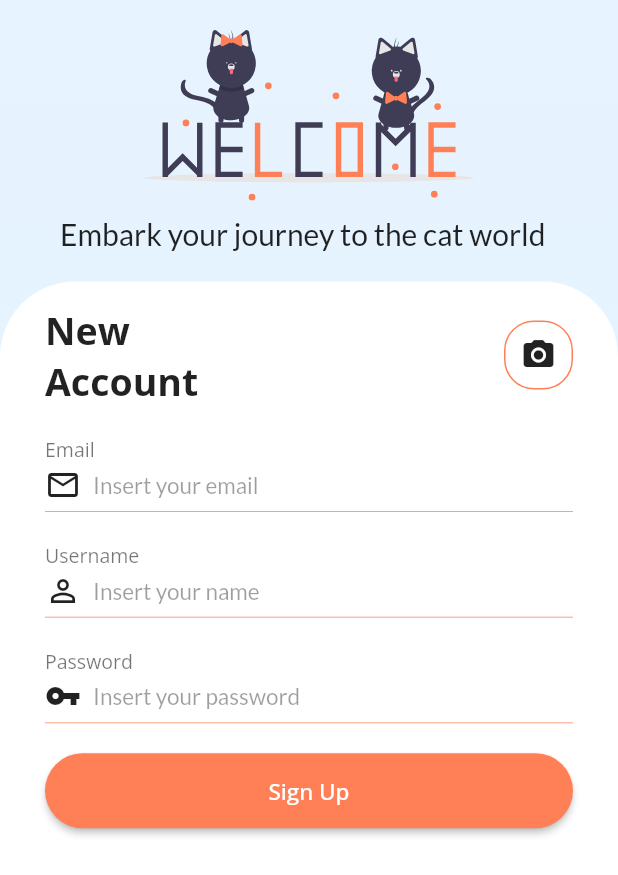
After one commit to aryarfani/cat-share, a Flutter app: the screen it shows after launch, after a tap on "Sign Up", on a phone screen of 412 x 824 dp. The commit adds this screen. Shown: the top 875 px of the screen. Run offline on Flutter 3.47's test engine with Material 2 defaults, Android fonts, the phone set to English and light mode, and no system bars; our stand-ins replace cached_network_image, flutter_svg, google_fonts, image_picker, modal_progress_hud, photo_view; missing offline and left inert: back_button_interceptor; network calls fail.

Commit message:
added sign in screen

```diff
--- a/lib/main.dart
+++ b/lib/main.dart
@@ -3,6 +3,7 @@ import 'package:crud_kucing/ui/screens/detail_screen.dart';
 import 'package:crud_kucing/ui/screens/edit_screen.dart';
 import 'package:crud_kucing/ui/screens/home_screen.dart';
 import 'package:crud_kucing/ui/screens/registration_screen.dart';
+import 'package:crud_kucing/ui/screens/signin_screen.dart';
 import 'package:crud_kucing/ui/screens/splash_screen.dart';
 import 'package:crud_kucing/ui/screens/user_screen.dart';
 import 'package:flutter/material.dart';
@@ -14,7 +15,7 @@ class MyApp extends StatelessWidget {
   Widget build(BuildContext context) {
     return MaterialApp(
       title: 'CRUD Kucing',
-      initialRoute: 'home',
+      initialRoute: 'registration',
       debugShowCheckedModeBanner: false,
       routes: {
         'splash': (context) => SplashScreen(),
@@ -24,6 +25,7 @@ class MyApp extends StatelessWidget {
         'edit': (context) => EditScreen(),
         'registration': (context) => RegistrationScreen(),
         'user': (context) => UserScreen(),
+        'signin': (context) => SignInScreen(),
       },
     );
   }
--- a/lib/ui/screens/registration_screen.dart
+++ b/lib/ui/screens/registration_screen.dart
@@ -28,7 +28,9 @@ class RegistrationScreen extends StatelessWidget {
               Spacer(),
               RoundedButton(
                 text: 'Sign Up',
-                onPressed: () {},
+                onPressed: () {
+                  Navigator.pushNamed(context, 'signin');
+                },
               ),
               SizedBox(height: 20),
               RoundedButton(
--- /dev/null
+++ b/lib/ui/screens/signin_screen.dart
@@ -0,0 +1,111 @@
+import 'package:crud_kucing/ui/widgets/ronded_button_widget.dart';
+import 'package:crud_kucing/ui/widgets/text_field_widget.dart';
+import 'package:flutter/material.dart';
+import 'package:flutter_svg/flutter_svg.dart';
+import 'package:google_fonts/google_fonts.dart';
+
+class SignInScreen extends StatelessWidget {
+  @override
+  Widget build(BuildContext context) {
+    return Scaffold(
+      resizeToAvoidBottomInset: false,
+      body: SafeArea(
+        child: Container(
+          decoration: BoxDecoration(
+            gradient: LinearGradient(
+                colors: [Color(0xFFE7F3FF), Colors.lightBlue[50]],
+                begin: FractionalOffset(0, 0),
+                end: FractionalOffset(0, 1),
+                stops: [0.0, 1.0],
+                tileMode: TileMode.clamp),
+          ),
+          child: Column(
+            children: <Widget>[
+              Padding(
+                padding: EdgeInsets.symmetric(
+                  vertical: 20,
+                  horizontal: 40,
+                ),
+                child: Column(
+                  crossAxisAlignment: CrossAxisAlignment.stretch,
+                  children: <Widget>[
+                    SvgPicture.asset(
+                      'images/welcome_cat.svg',
+                      width: 220,
+                    ),
+                    SizedBox(height: 10),
+                    Text(
+                      'Embark your journey to the cat world',
+                      style: GoogleFonts.lato(fontSize: 20),
+                    ),
+                  ],
+                ),
+              ),
+              Expanded(
+                child: Container(
+                  padding: EdgeInsets.symmetric(vertical: 15, horizontal: 30),
+                  decoration: BoxDecoration(
+                      color: Colors.white,
+                      borderRadius: BorderRadius.only(
+                        topLeft: Radius.circular(50),
+                        topRight: Radius.circular(50),
+                      )),
+                  child: Column(
+                    crossAxisAlignment: CrossAxisAlignment.stretch,
+                    children: <Widget>[
+                      Row(
+                        mainAxisAlignment: MainAxisAlignment.spaceBetween,
+                        children: <Widget>[
+                          Text(
+                            'New \nAccount',
+                            style: GoogleFonts.openSans(
+                              fontSize: 25,
+                              fontWeight: FontWeight.bold,
+                            ),
+                          ),
+                          Container(
+                            decoration: BoxDecoration(
+                              border: Border.all(width: 1, color: Color(0xFFFF7F56)),
+                              borderRadius: BorderRadius.all(Radius.circular(20)),
+                            ),
+                            padding: EdgeInsets.all(10),
+                            child: Icon(Icons.photo_camera),
+                          )
+                        ],
+                      ),
+                      SizedBox(height: 20),
+                      TextFieldWidget(
+                        title: 'Email',
+                        hintText: 'Insert your email',
+                        icon: Icons.mail_outline,
+                      ),
+                      SizedBox(height: 20),
+                      TextFieldWidget(
+                        title: 'Username',
+                        hintText: 'Insert your name',
+                        icon: Icons.person_outline,
+                      ),
+                      SizedBox(height: 20),
+                      TextFieldWidget(
+                        title: 'Password',
+                        hintText: 'Insert your password',
+                        icon: Icons.vpn_key,
+                      ),
+                      SizedBox(height: 20),
+                      RoundedButton(
+                        text: 'Sign Up',
+                        onPressed: () {},
+                        color: Color(0xFFFF7F56),
+                        textColor: Colors.white,
+                      )
+                    ],
+                  ),
+                ),
+              )
+            ],
+          ),
+        ),
+      ),
+    );
+  }
+}
--- a/lib/ui/widgets/ronded_button_widget.dart
+++ b/lib/ui/widgets/ronded_button_widget.dart
@@ -13,7 +13,7 @@ class RoundedButton extends StatelessWidget {
   Widget build(BuildContext context) {
     return RaisedButton(
       shape: RoundedRectangleBorder(borderRadius: BorderRadius.circular(30)),
-      padding: EdgeInsets.all(20.0),
+      padding: EdgeInsets.all(15.0),
       child: Text(
         text,
         style: GoogleFonts.openSans(fontSize: 15, fontWeight: FontWeight.w500),
--- /dev/null
+++ b/lib/ui/widgets/text_field_widget.dart
@@ -0,0 +1,67 @@
+import 'package:flutter/material.dart';
+import 'package:google_fonts/google_fonts.dart';
+
+class TextFieldWidget extends StatelessWidget {
+  final TextEditingController cText;
+  final IconData icon;
+  final String hintText;
+  final String title;
+
+  const TextFieldWidget({this.cText, this.icon, this.hintText, this.title});
+  @override
+  Widget build(BuildContext context) {
+    return Column(
+      crossAxisAlignment: CrossAxisAlignment.start,
+      children: <Widget>[
+        Text(
+          title,
+          style: GoogleFonts.openSans(
+            color: Colors.black54,
+            fontSize: 13,
+          ),
+        ),
+        SizedBox(height: 2.5),
+        Row(
+          crossAxisAlignment: CrossAxisAlignment.start,
+          children: <Widget>[
+            Icon(
+              icon,
+              color: Colors.black87,
+            ),
+            Container(
+              alignment: Alignment.bottomCenter,
+              padding: EdgeInsets.only(left: 8.0),
+              height: 30,
+              constraints: BoxConstraints(
+                maxWidth:
+                    MediaQuery.of(context).size.width - 0.3 * MediaQuery.of(context).size.width,
+              ),
+              child: TextField(
+                style: GoogleFonts.lato(
+                  color: Colors.black87,
+                  fontWeight: FontWeight.w600,
+                  fontSize: 15,
+                ),
+                controller: cText,
+                decoration: InputDecoration(
+                  hintText: hintText,
+                  border: InputBorder.none,
+                  hintStyle: GoogleFonts.lato(
+                    color: Colors.black38,
+                    fontWeight: FontWeight.w400,
+                    fontSize: 15,
+                  ),
+                ),
+              ),
+            ),
+          ],
+        ),
+        Divider(
+          color: Color(0xFFFF7F56),
+          thickness: 0.5,
+          height: 0,
+        )
+      ],
+    );
+  }
+}
```
